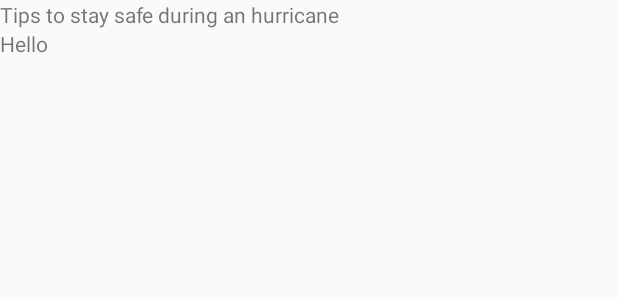
After one commit to AB261/disaster_managment, an Android app: the layout emergency_activity.xml on its own in the app's theme, with its tools: preview values and no code run, on a phone screen of 412 x 824 dp. The commit adds this screen. Shown: the top 300 px of the screen. Run offline under Robolectric (Android 15) with nearby library versions, the phone set to English and light mode, and no system bars; network calls fail.

Commit message:
"Separate Emergency activity set up and response from server set up"

```diff
--- a/app/src/main/java/com/example/android/quakereport/QueryUtils.java
+++ b/app/src/main/java/com/example/android/quakereport/QueryUtils.java
@@ -39,6 +39,7 @@ public final class QueryUtils {
         // Return the list of {@link Cyclones}s
         return extractfeaturesfromJson(jsonResponse);
     }
+
 
     private static List<Cyclone> extractfeaturesfromJson(String jsonResponse) {
         if (TextUtils.isEmpty(jsonResponse)) {
--- /dev/null
+++ b/app/src/main/res/layout/emergency_activity.xml
@@ -0,0 +1,17 @@
+<?xml version="1.0" encoding="utf-8"?>
+<LinearLayout xmlns:android="http://schemas.android.com/apk/res/android"
+    xmlns:tools="http://schemas.android.com/tools"
+    android:orientation="vertical"
+    android:layout_width="match_parent"
+    android:layout_height="match_parent">
+    <TextView
+        android:layout_width="match_parent"
+        android:layout_height="wrap_content"
+        tools:text="Tips to stay safe during an hurricane"
+        />
+    <TextView
+        android:layout_width="wrap_content"
+        android:layout_height="match_parent"
+        tools:text="Hello"/>
+
+</LinearLayout>
--- a/app/src/main/res/menu/main.xml
+++ b/app/src/main/res/menu/main.xml
@@ -17,9 +17,9 @@
     xmlns:tools="http://schemas.android.com/tools"
     tools:context="com.example.android.quakereport.CycloneActivity">
     <item
-        android:id="@+id/action_settings"
+        android:id="@+id/action_emergency"
         android:title="@string/settings_menu_item"
-        android:icon="@drawable/ic_filter"
+        android:icon="@drawable/outline_toggle_off_black_18dp"
         android:orderInCategory="1"
         app:showAsAction="ifRoom" />
 </menu>
--- a/build.gradle
+++ b/build.gradle
@@ -16,6 +16,7 @@ buildscript {
 allprojects {
     repositories {
         jcenter()
+        google()
     }
 }
 
```
Also changed, not shown: app/build.gradle (+5 -3 lines), app/src/main/AndroidManifest.xml (+11 -0 lines), app/src/main/java/com/example/android/quakereport/CycloneActivity.java (+69 -7 lines), app/src/main/java/com/example/android/quakereport/EmergencyActivity.java (added, +46 -0 lines), 2 other files.
